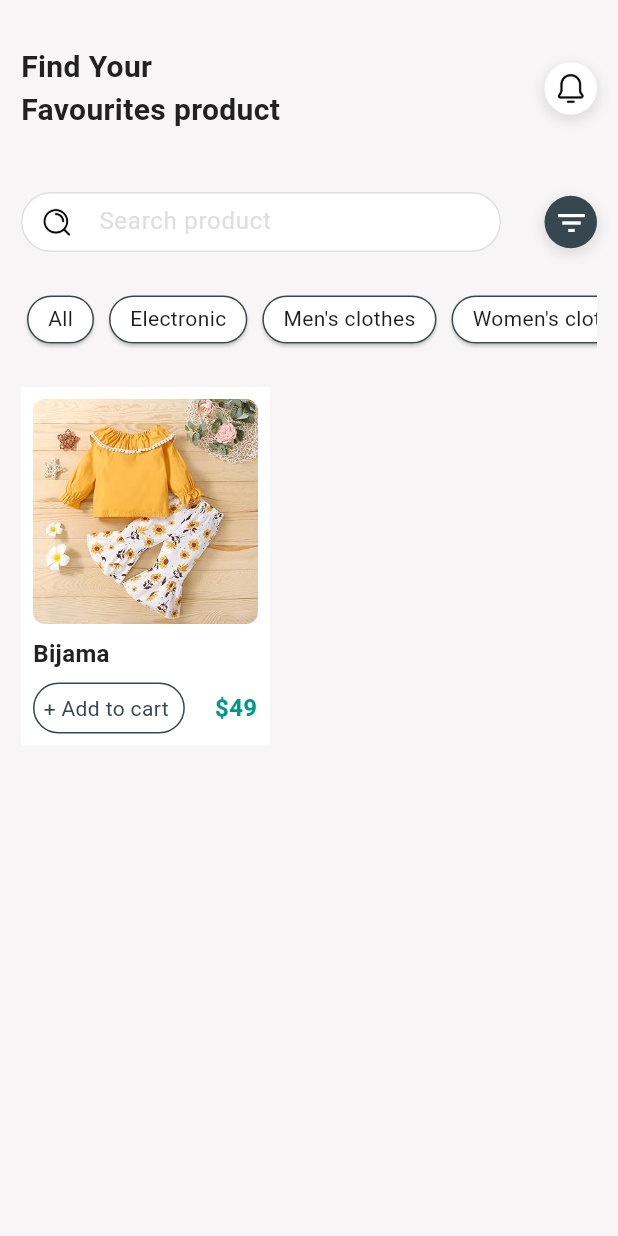
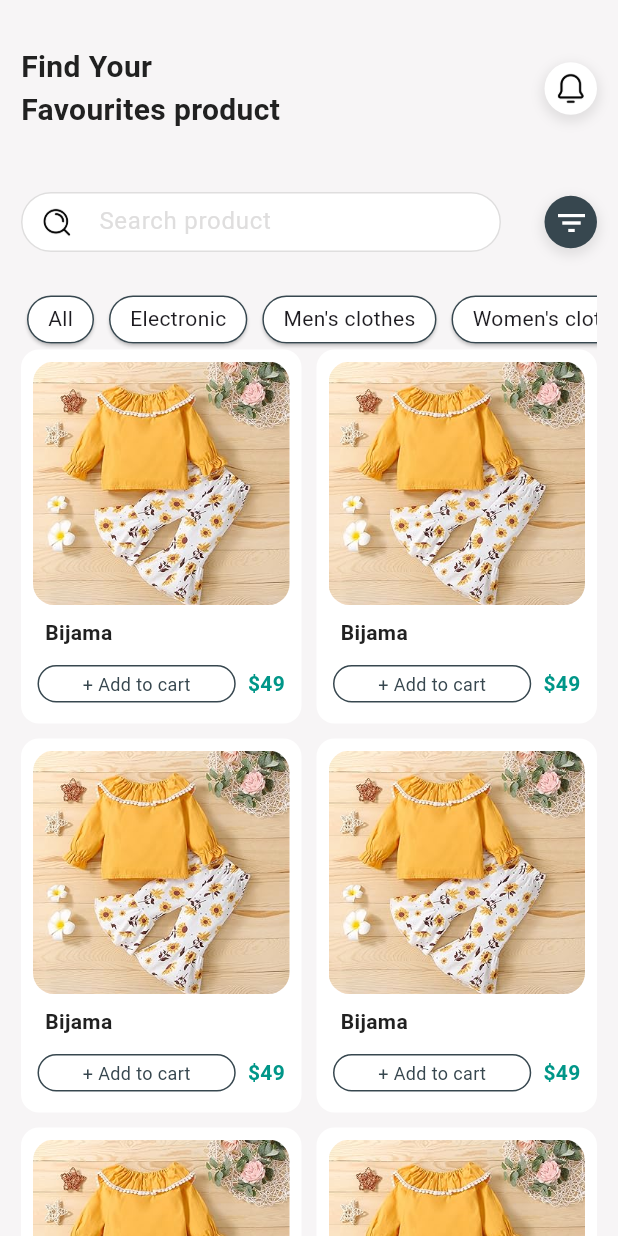
Before and after one commit to hanahatem1/store_app, a Flutter app: the screen it shows after launch, on a phone screen of 412 x 824 dp. Run offline on Flutter 3.47's test engine with Material 3 defaults, Android fonts, the phone set to English and light mode, and no system bars.

Commit message:
add gridview

```diff
--- a/lib/features/home/views/home_page.dart
+++ b/lib/features/home/views/home_page.dart
@@ -2,7 +2,7 @@ import 'package:flutter/material.dart';
 import 'package:shopping_app/constant/app_colors.dart';
 import 'package:shopping_app/features/home/widgets/custom_app_bar.dart';
 import 'package:shopping_app/features/home/widgets/custom_circle_container.dart';
-import 'package:shopping_app/features/home/widgets/custom_gridview_item.dart';
+import 'package:shopping_app/features/home/widgets/custom_gridview.dart';
 import 'package:shopping_app/features/home/widgets/custom_search_bar.dart';
 import 'package:shopping_app/features/home/widgets/list_view_categories.dart';
 
@@ -13,7 +13,8 @@ class HomePage extends StatelessWidget {
   Widget build(BuildContext context) {
     return const Scaffold(
       backgroundColor: AppColors.backGroundColor,
-      body: Padding(
+      body: SingleChildScrollView(
+        child: Padding(
           padding:  EdgeInsets.symmetric(horizontal: 14, vertical: 30),
           child: Column(
             crossAxisAlignment: CrossAxisAlignment.start,
@@ -38,11 +39,10 @@ class HomePage extends StatelessWidget {
                 height: 25,
               ),
               ListViewCategories(),
-             SizedBox(
-              height: 25,
+              CustomGridview()
+
+            ],
           ),
-           CustomGridviewItem()
-          ],
         ),
       ),
     );
--- /dev/null
+++ b/lib/features/home/widgets/custom_gridview.dart
@@ -0,0 +1,24 @@
+import 'package:flutter/material.dart';
+import 'package:shopping_app/features/home/widgets/custom_gridview_item.dart';
+
+class CustomGridview extends StatelessWidget {
+  const CustomGridview({super.key});
+
+  @override
+  Widget build(BuildContext context) {
+    return GridView.builder(
+      physics: const NeverScrollableScrollPhysics(),
+      shrinkWrap: true,
+      gridDelegate: const SliverGridDelegateWithFixedCrossAxisCount(
+        crossAxisCount: 2,
+        crossAxisSpacing: 10.0,
+        mainAxisSpacing: 10,
+        childAspectRatio:.75,
+      ),
+      itemCount: 8,
+      itemBuilder: (context, index) {
+        return const CustomGridviewItem();
+      },
+    );
+  }
+}
--- a/lib/features/home/widgets/custom_gridview_item.dart
+++ b/lib/features/home/widgets/custom_gridview_item.dart
@@ -6,64 +6,72 @@ class CustomGridviewItem extends StatelessWidget {
 
   @override
   Widget build(BuildContext context) {
-    return Container(
+    return  Container(
+      decoration: BoxDecoration(
         color: AppColors.cardColor,
+        borderRadius: BorderRadius.circular(12),
+      ),
       child: Padding(
-        padding: const EdgeInsets.all(8),
+        padding: const EdgeInsets.all(8.0),
         child: Column(
           crossAxisAlignment: CrossAxisAlignment.start,
           children: [
-            ClipRRect(
-              borderRadius: BorderRadius.circular(8),
+            Expanded(
+              child: ClipRRect(
+                borderRadius: BorderRadius.circular(14),
                 child: Image.asset(
                   'assets/images/b.jpg',
-                height: 150,
-                width: 150,
+                  width: double.infinity,
                   fit: BoxFit.cover,
                 ),
               ),
-            const SizedBox(
-              height: 8,
             ),
-            const Text(
+            const SizedBox(height: 8),
+            const Padding(
+              padding: EdgeInsets.symmetric(horizontal: 8),
+              child: Text(
                 'Bijama',
                 style: TextStyle(
                   color: AppColors.textColor,
-                  fontSize: 16,
-                  fontWeight: FontWeight.bold),
+                  fontSize: 14,
+                  fontWeight: FontWeight.bold,
                 ),
-            const SizedBox(
-              height: 8,
               ),
-            Row(
-              mainAxisSize: MainAxisSize.min,
+            ),
+            const SizedBox(height: 6),
+            Padding(
+              padding: const EdgeInsets.symmetric(horizontal: 3, vertical: 6),
+              child: Row(
                 children: [
-                Container(
+                  Expanded(
+                    child: Container(
+                      padding: const EdgeInsets.all(3),
                       decoration: BoxDecoration(
                         borderRadius: BorderRadius.circular(24),
-                      border: Border.all(color: AppColors.primaryColor)),
-                  child: const Padding(
-                    padding: EdgeInsets.all(6),
+                        border: Border.all(color: AppColors.primaryColor),
+                      ),
+                      child: const Center(
                         child: Text(
-                      '+ Add to cart ',
+                          '+ Add to cart',
                           style: TextStyle(
                             color: AppColors.primaryColor,
-                        fontSize: 14,
+                            fontSize: 12,
                           ),
                         ),
                       ),
                     ),
-                const SizedBox(
-                  width: 20,
                   ),
+                  const SizedBox(width: 8),
                   const Text(
                     '\$49',
                     style: TextStyle(
                       color: AppColors.secondryColor,
-                      fontSize: 16,
-                      fontWeight: FontWeight.bold),
+                      fontSize: 14,
+                      fontWeight: FontWeight.bold,
+                    ),
                   )
                 ],
+              ),
             )
           ],
         ),
```
Lines whose indentation alone changed are shown as unchanged.
